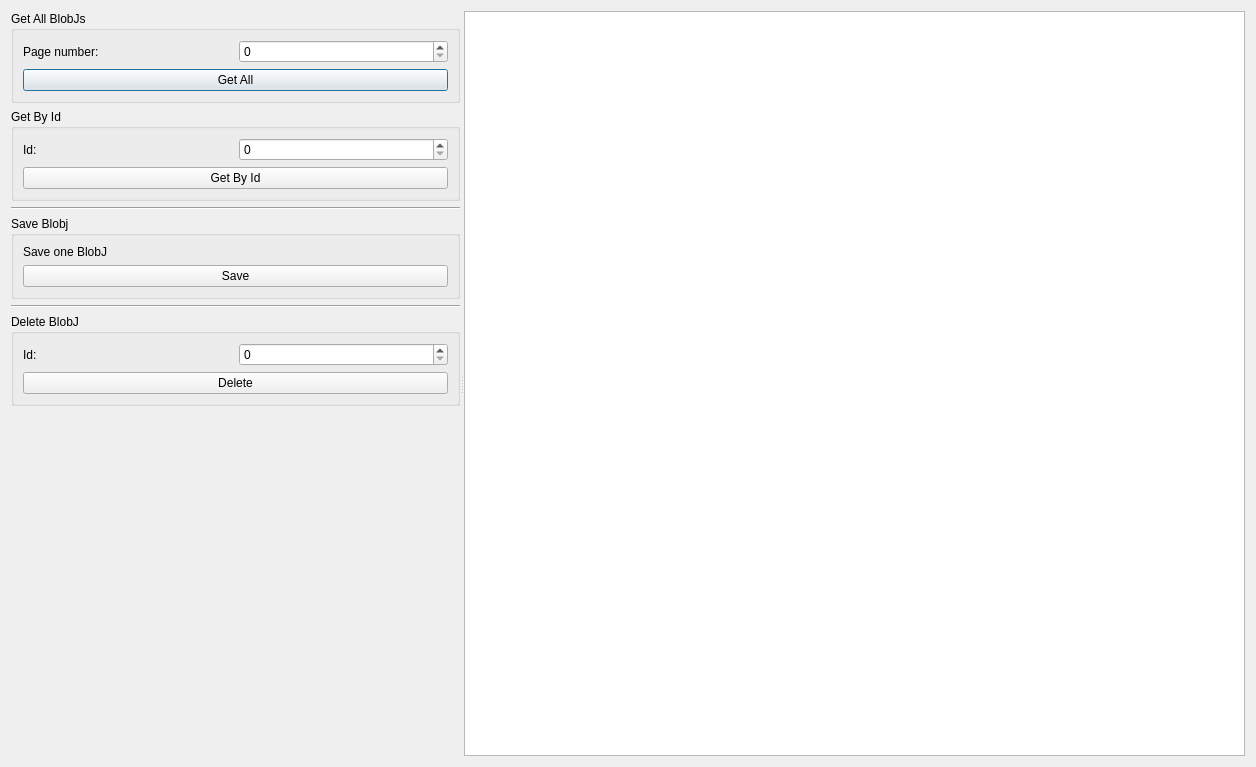
Before: the Qt Designer form dialog.ui in AyNeumann/DraftQtProject, drawn with Qt 5.
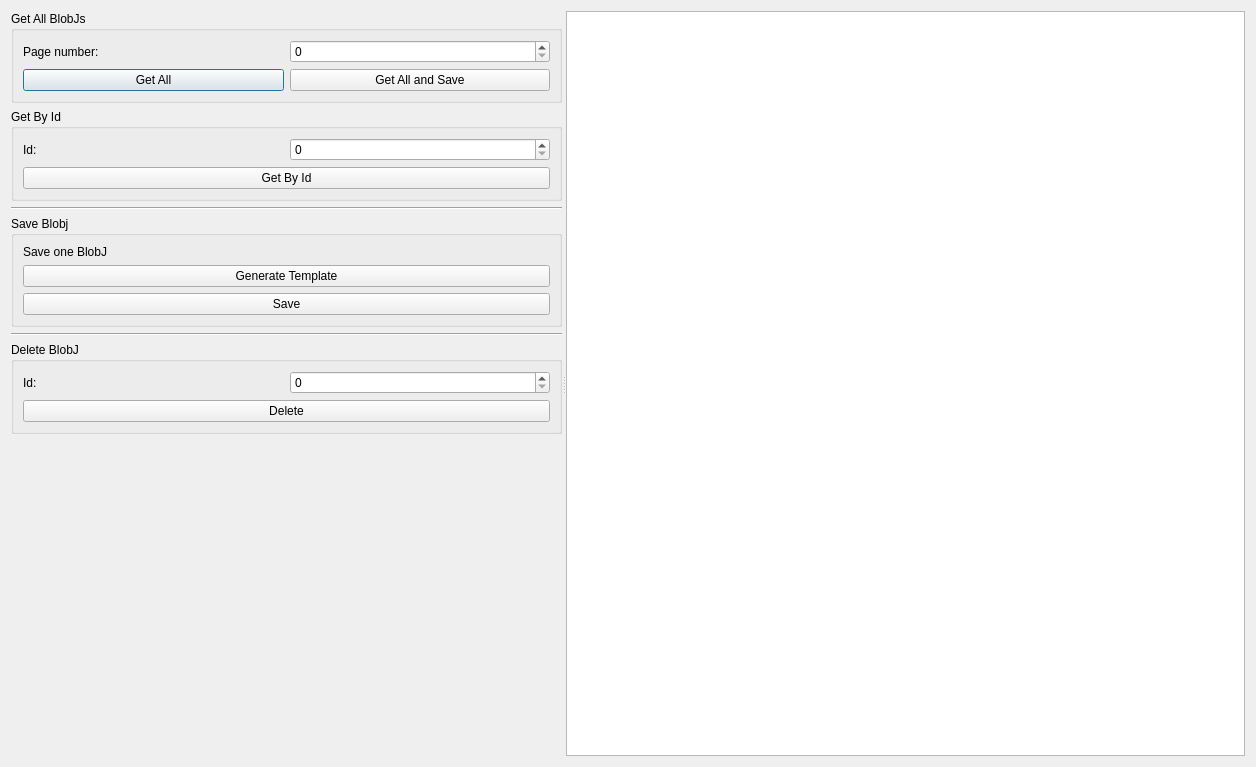
After: the same form once the commit is applied.

```diff
--- a/dialog.ui
+++ b/dialog.ui
@@ -13,13 +13,13 @@
   <property name="windowTitle">
    <string>Dialog</string>
   </property>
-  <layout class="QVBoxLayout" name="verticalLayout_6">
+  <layout class="QHBoxLayout" name="horizontalLayout_5">
    <item>
     <widget class="QSplitter" name="splitter">
      <property name="orientation">
       <enum>Qt::Horizontal</enum>
      </property>
-     <widget class="QWidget" name="">
+     <widget class="QWidget" name="layoutWidget">
       <layout class="QVBoxLayout" name="verticalLayout_4">
        <item>
         <widget class="QGroupBox" name="groupBox">
@@ -42,12 +42,23 @@
            </layout>
           </item>
           <item>
+           <layout class="QHBoxLayout" name="horizontalLayout_4">
+            <item>
            <widget class="QPushButton" name="pB_GetAll">
             <property name="text">
              <string>Get All</string>
             </property>
            </widget>
           </item>
+            <item>
+             <widget class="QPushButton" name="pB_GetAllAndSave">
+              <property name="text">
+               <string>Get All and Save</string>
+              </property>
+             </widget>
+            </item>
+           </layout>
+          </item>
          </layout>
         </widget>
        </item>
@@ -101,6 +112,13 @@
             </property>
            </widget>
           </item>
+          <item>
+           <widget class="QPushButton" name="pB_GenerateTemplate">
+            <property name="text">
+             <string>Generate Template</string>
+            </property>
+           </widget>
+          </item>
           <item>
            <widget class="QPushButton" name="pB_Save">
             <property name="text">
@@ -163,7 +181,14 @@
        </item>
       </layout>
      </widget>
-     <widget class="QPlainTextEdit" name="pTE_View"/>
+     <widget class="QPlainTextEdit" name="pTE_View">
+      <property name="sizePolicy">
+       <sizepolicy hsizetype="Minimum" vsizetype="Expanding">
+        <horstretch>0</horstretch>
+        <verstretch>0</verstretch>
+       </sizepolicy>
+      </property>
+     </widget>
     </widget>
    </item>
   </layout>
```
Lines whose indentation alone changed are shown as unchanged.
